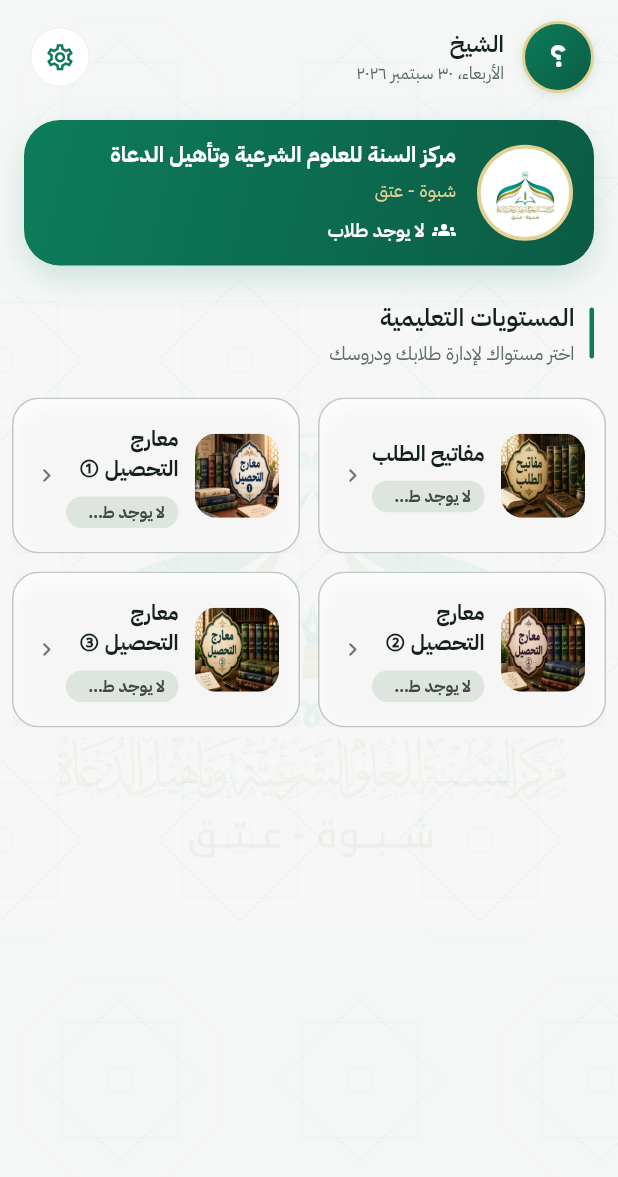
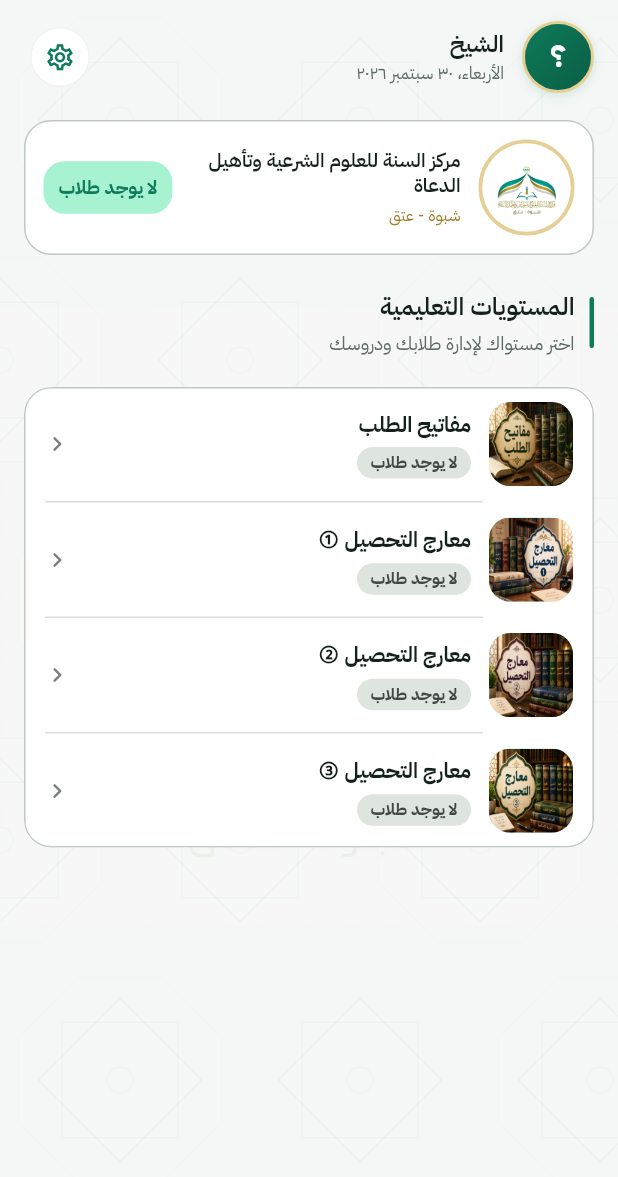
Before and after one commit to pinoped775c4-dev/markaz-alsunnah-app, a Flutter app: the TeacherHomeScreen screen opened directly, on a phone screen of 412 x 824 dp. Shown: the top 1177 px of the screen. Run offline on Flutter 3.47's test engine with Material 3 defaults, Android fonts, the phone set to English and light mode, and no system bars; our stand-ins replace cloud_firestore, firebase_auth, firebase_core, fl_chart, image_picker, shared_preferences; accounts and stored records are empty.

Commit message:
[web-only] Replace section grids with flat navigation lists
Co-authored-by: arena-agent <297053741+arena-agent@users.noreply.github.com>

```diff
--- a/lib/screens/admin/reports_screen.dart
+++ b/lib/screens/admin/reports_screen.dart
@@ -133,7 +133,7 @@ class _TeachersReportsTab extends StatelessWidget {
           subtitle: 'اضغط على قسم لعرض معلميه وتقاريرهم اليومية',
         ),
         const SizedBox(height: 4),
-        SectionItemGrid(
+        SectionItemList(
           items: [
             for (final pathway in pathways)
               _PathwayReportItem(
@@ -177,7 +177,7 @@ class _StudentsReportsTab extends StatelessWidget {
           subtitle: 'اضغط على قسم لعرض طلاب المعلم المسؤول وتقاريرهم',
         ),
         const SizedBox(height: 4),
-        SectionItemGrid(
+        SectionItemList(
           items: [
             for (final pathway in pathways)
               _PathwayReportItem(
@@ -229,13 +229,10 @@ class _PathwayReportItem extends StatelessWidget {
     final scheme = theme.colorScheme;
     final imageAsset = AppConstants.pathwayImageAsset(pathway.id);
     final accent = pathway.id == 'quran' ? AppColors.gold : scheme.primary;
-    final radius = BorderRadius.circular(AppRadius.lg);
 
     return Material(
-      color: scheme.surface,
-      borderRadius: radius,
+      color: Colors.transparent,
       child: InkWell(
-        borderRadius: radius,
         onTap: onTap ??
             () => Navigator.push(
               context,
@@ -247,13 +244,8 @@ class _PathwayReportItem extends StatelessWidget {
                 ),
               ),
             ),
-        child: Ink(
-          decoration: BoxDecoration(
-            borderRadius: radius,
-            border: Border.all(color: scheme.outlineVariant),
-          ),
         child: Padding(
-            padding: const EdgeInsets.all(12),
+          padding: const EdgeInsetsDirectional.fromSTEB(14, 10, 12, 10),
           child: Row(
             children: [
               Container(
@@ -274,7 +266,7 @@ class _PathwayReportItem extends StatelessWidget {
                         errorBuilder: (_, __, ___) => _fallback(accent),
                       ),
               ),
-                const SizedBox(width: 10),
+              const SizedBox(width: 12),
               Expanded(
                 child: Column(
                   mainAxisAlignment: MainAxisAlignment.center,
@@ -285,24 +277,24 @@ class _PathwayReportItem extends StatelessWidget {
                       maxLines: 1,
                       overflow: TextOverflow.ellipsis,
                       style: theme.textTheme.titleSmall?.copyWith(
-                          fontSize: 13,
+                        fontSize: 14,
                         fontWeight: FontWeight.w700,
                       ),
                     ),
-                      const SizedBox(height: 5),
+                    const SizedBox(height: 4),
                     Text(
                       subtitle,
                       maxLines: 1,
                       overflow: TextOverflow.ellipsis,
                       style: theme.textTheme.bodySmall?.copyWith(
-                          fontSize: 10.5,
+                        fontSize: 11,
                         color: scheme.onSurfaceVariant,
                       ),
                     ),
                   ],
                 ),
               ),
-                const SizedBox(width: 4),
+              const SizedBox(width: 10),
               Icon(
                 Directionality.of(context) == ui.TextDirection.rtl
                     ? Icons.chevron_left_rounded
@@ -311,7 +303,6 @@ class _PathwayReportItem extends StatelessWidget {
                 size: 20,
               ),
             ],
-            ),
           ),
         ),
       ),
--- a/lib/screens/teacher/students_section_screen.dart
+++ b/lib/screens/teacher/students_section_screen.dart
@@ -11,7 +11,7 @@ import '../../widgets/pathway_circle_item.dart';
 import 'pathway_detail_screen.dart';
 
 /// قسم "الطلاب" في حساب المشرف:
-/// متابعة المستويات التعليمية ببطاقات شبكية؛ النقر يفتح تفاصيل المستوى.
+/// متابعة المستويات التعليمية بقائمة واضحة؛ النقر يفتح تفاصيل المستوى.
 class StudentsSectionScreen extends StatelessWidget {
   const StudentsSectionScreen({super.key});
 
@@ -39,7 +39,7 @@ class StudentsSectionScreen extends StatelessWidget {
                 physics: const AlwaysScrollableScrollPhysics(),
                 padding: const EdgeInsets.fromLTRB(16, 10, 16, 24),
                 children: [
-                  // شعار المركز
+                  // شعار المركز والهوية كما هي.
                   const Padding(
                     padding: EdgeInsets.only(top: 10),
                     child: Center(child: CircularLogo(size: 96)),
@@ -76,8 +76,8 @@ class StudentsSectionScreen extends StatelessWidget {
                     subtitle: 'اختر مستوى لمتابعة طلابه ودروسه',
                   ),
 
-                  // بطاقات المستويات — عمودان على الهاتف وثلاثة على الشاشة العريضة.
-                  SectionItemGrid(
+                  // قائمة المستويات: صف واضح لكل مستوى مع عدد طلابه.
+                  SectionItemList(
                     items: [
                       for (final pathway in circlePathways)
                         CircleSectionItem(
--- a/lib/screens/teacher/teacher_account_screen.dart
+++ b/lib/screens/teacher/teacher_account_screen.dart
@@ -160,11 +160,11 @@ class TeacherAccountScreen extends StatelessWidget {
                   ),
                 ),
 
-                // ===== بطاقات المستويات التعليمية =====
+                // ===== قائمة المستويات التعليمية =====
                 SliverToBoxAdapter(
                   child: Padding(
-                    padding: const EdgeInsets.fromLTRB(8, 6, 8, 4),
-                    child: SectionItemGrid(
+                    padding: const EdgeInsets.fromLTRB(16, 6, 16, 4),
+                    child: SectionItemList(
                       items: [
                         for (final pathway in circlePathways)
                           CircleSectionItem(
--- a/lib/screens/teacher/teacher_home_screen.dart
+++ b/lib/screens/teacher/teacher_home_screen.dart
@@ -17,7 +17,7 @@ import 'pathway_detail_screen.dart';
 import 'students_section_screen.dart';
 import 'teachers_section_screen.dart';
 
-/// لوحة المعلم: تحية باسم المعلم + بطاقة هوية المركز + شبكة بطاقات للمستويات.
+/// لوحة المعلم: تحية باسم المعلم + ملخص بسيط + قائمة مسارات تعليمية.
 ///
 /// حساب المشرف (معلم المتون والأوراد المخصص من الإدارة) يختلف:
 /// يعرض بطاقتي "المعلمون" للدخول في حساب أي معلم، و"الطلاب" للمتابعة.
@@ -122,78 +122,94 @@ class TeacherHomeScreen extends StatelessWidget {
                         ),
                       ),
 
-                      // بطاقة ترحيب مختصرة تجمع هوية المركز وإجمالي الطلاب.
+                      // ترويسة هادئة للمركز مع ملخص العدد دون خلفية متدرجة.
                       SliverToBoxAdapter(
                         child: Padding(
                           padding: const EdgeInsets.fromLTRB(16, 18, 16, 0),
-                          child: Container(
-                            padding: const EdgeInsets.all(14),
+                          child: Builder(
+                            builder: (context) {
+                              final theme = Theme.of(context);
+                              final scheme = theme.colorScheme;
+                              return Container(
+                                padding: const EdgeInsets.all(12),
                                 decoration: BoxDecoration(
-                              gradient: AppColors.primaryGradient,
-                              borderRadius: BorderRadius.circular(AppRadius.xl),
-                              boxShadow: [
-                                BoxShadow(
-                                  color: AppColors.primary.withValues(alpha: 0.18),
-                                  blurRadius: 18,
-                                  offset: const Offset(0, 8),
+                                  color: scheme.surface,
+                                  borderRadius:
+                                      BorderRadius.circular(AppRadius.lg),
+                                  border: Border.all(
+                                    color: scheme.outlineVariant,
                                   ),
-                              ],
                                 ),
                                 child: Row(
                                   children: [
-                                const CircularLogo(size: 64, elevated: false),
-                                const SizedBox(width: 14),
+                                    const CircularLogo(
+                                      size: 64,
+                                      elevated: false,
+                                    ),
+                                    const SizedBox(width: 12),
                                     Expanded(
                                       child: Column(
-                                    crossAxisAlignment: CrossAxisAlignment.start,
+                                        crossAxisAlignment:
+                                            CrossAxisAlignment.start,
                                         children: [
                                           Text(
                                             AppConstants.centerName,
                                             maxLines: 2,
                                             overflow: TextOverflow.ellipsis,
-                                        style: Theme.of(context)
-                                            .textTheme
-                                            .titleSmall
+                                            style: theme.textTheme.titleSmall
                                                 ?.copyWith(
-                                              color: Colors.white,
-                                              fontWeight: FontWeight.w700,
+                                              fontSize: 13,
                                               height: 1.3,
                                             ),
                                           ),
-                                      const SizedBox(height: 4),
+                                          const SizedBox(height: 3),
                                           Text(
                                             AppConstants.centerLocation,
-                                        style: Theme.of(context)
-                                            .textTheme
-                                            .bodySmall
-                                            ?.copyWith(color: AppColors.goldSoft),
-                                      ),
-                                      const SizedBox(height: 8),
-                                      Row(
-                                        children: [
-                                          const Icon(
-                                            Icons.groups_rounded,
-                                            size: 16,
-                                            color: Colors.white,
-                                          ),
-                                          const SizedBox(width: 5),
-                                          Text(
-                                            studentsCountLabel(totalStudents),
-                                            style: Theme.of(context)
-                                                .textTheme
-                                                .bodySmall
+                                            style: theme.textTheme.bodySmall
                                                 ?.copyWith(
-                                                  color: Colors.white,
-                                                  fontWeight: FontWeight.w600,
+                                              color: scheme.brightness ==
+                                                      Brightness.dark
+                                                  ? AppColors.goldSoft
+                                                  : AppColors.goldDark,
+                                              fontSize: 11,
                                             ),
                                           ),
                                         ],
                                       ),
-                                    ],
+                                    ),
+                                    const SizedBox(width: 10),
+                                    Container(
+                                      padding: const EdgeInsets.symmetric(
+                                        horizontal: 10,
+                                        vertical: 8,
+                                      ),
+                                      decoration: BoxDecoration(
+                                        color: scheme.primaryContainer,
+                                        borderRadius: BorderRadius.circular(
+                                          AppRadius.md,
+                                        ),
+                                      ),
+                                      child: ConstrainedBox(
+                                        constraints: const BoxConstraints(
+                                          maxWidth: 112,
+                                        ),
+                                        child: Text(
+                                          studentsCountLabel(totalStudents),
+                                          maxLines: 1,
+                                          overflow: TextOverflow.ellipsis,
+                                          textAlign: TextAlign.center,
+                                          style: theme.textTheme.bodySmall
+                                              ?.copyWith(
+                                            color: scheme.primary,
+                                            fontWeight: FontWeight.w700,
+                                          ),
+                                        ),
                                       ),
                                     ),
                                   ],
                                 ),
+                              );
+                            },
                           ),
                         ),
                       ),
@@ -214,8 +230,8 @@ class TeacherHomeScreen extends StatelessWidget {
                         SliverToBoxAdapter(
                           child: Padding(
                             padding:
-                                const EdgeInsets.fromLTRB(8, 6, 8, 4),
-                            child: SectionItemGrid(
+                                const EdgeInsets.fromLTRB(16, 6, 16, 4),
+                            child: SectionItemList(
                               items: [
                                 CircleSectionItem(
                                   imageAsset: AppConstants.teachersSectionAsset,
@@ -263,8 +279,8 @@ class TeacherHomeScreen extends StatelessWidget {
                         SliverToBoxAdapter(
                           child: Padding(
                             padding:
-                                const EdgeInsets.fromLTRB(8, 6, 8, 4),
-                            child: SectionItemGrid(
+                                const EdgeInsets.fromLTRB(16, 6, 16, 4),
+                            child: SectionItemList(
                               items: [
                                 for (final pathway in circlePathways)
                                   CircleSectionItem(
--- a/lib/widgets/pathway_circle_item.dart
+++ b/lib/widgets/pathway_circle_item.dart
@@ -4,7 +4,7 @@ import 'package:flutter/material.dart';
 
 import '../core/theme.dart';
 
-/// شارة عدد صغيرة — تظل واضحة في الوضعين الفاتح والداكن.
+/// شارة عدد صغيرة وواضحة في الوضعين الفاتح والداكن.
 class CountBadge extends StatelessWidget {
   final String text;
   final bool active;
@@ -56,8 +56,7 @@ class CountBadge extends StatelessWidget {
   }
 }
 
-/// بطاقة قسم تفاعلية بدل الأيقونة الدائرية الصغيرة.
-/// تتشاركها لوحات المعلم والمشرف حتى يبقى شكل الأقسام موحدًا.
+/// صف تنقل مسطّح للمستوى أو القسم؛ متعمد أن يكون أخف من البطاقات المرتفعة.
 class CircleSectionItem extends StatefulWidget {
   final String? imageAsset;
   final String label;
@@ -88,38 +87,21 @@ class _CircleSectionItemState extends State<CircleSectionItem> {
     final theme = Theme.of(context);
     final scheme = theme.colorScheme;
     final accent = widget.isGold ? AppColors.gold : scheme.primary;
-    final radius = BorderRadius.circular(AppRadius.lg);
 
     return AnimatedScale(
-      scale: _isPressed ? 0.985 : 1,
-      duration: const Duration(milliseconds: 130),
+      scale: _isPressed ? 0.99 : 1,
+      duration: const Duration(milliseconds: 120),
       curve: Curves.easeOutCubic,
       child: Material(
-        color: scheme.surface,
-        borderRadius: radius,
+        color: Colors.transparent,
         child: InkWell(
           onTap: widget.onTap,
           onHighlightChanged: (pressed) {
             if (_isPressed != pressed) setState(() => _isPressed = pressed);
           },
-          borderRadius: radius,
-          splashColor: accent.withValues(alpha: 0.08),
-          child: Ink(
-            decoration: BoxDecoration(
-              borderRadius: radius,
-              border: Border.all(color: scheme.outlineVariant),
-              boxShadow: [
-                BoxShadow(
-                  color: Colors.black.withValues(
-                    alpha: scheme.brightness == Brightness.dark ? 0.08 : 0.035,
-                  ),
-                  blurRadius: 14,
-                  offset: const Offset(0, 5),
-                ),
-              ],
-            ),
+          splashColor: accent.withValues(alpha: 0.07),
           child: Padding(
-              padding: const EdgeInsets.all(13),
+            padding: const EdgeInsetsDirectional.fromSTEB(14, 10, 12, 10),
             child: Row(
               children: [
                 _SectionImage(
@@ -128,7 +110,7 @@ class _CircleSectionItemState extends State<CircleSectionItem> {
                   isGold: widget.isGold,
                   fallbackIcon: widget.fallbackIcon,
                 ),
-                  const SizedBox(width: 11),
+                const SizedBox(width: 12),
                 Expanded(
                   child: Column(
                     mainAxisAlignment: MainAxisAlignment.center,
@@ -136,7 +118,7 @@ class _CircleSectionItemState extends State<CircleSectionItem> {
                     children: [
                       Text(
                         widget.label,
-                          maxLines: 2,
+                        maxLines: 1,
                         overflow: TextOverflow.ellipsis,
                         style: theme.textTheme.titleSmall?.copyWith(
                           fontSize: 14,
@@ -144,7 +126,7 @@ class _CircleSectionItemState extends State<CircleSectionItem> {
                         ),
                       ),
                       if (widget.badge != null) ...[
-                          const SizedBox(height: 8),
+                        const SizedBox(height: 5),
                         Align(
                           alignment: AlignmentDirectional.centerStart,
                           child: widget.badge!,
@@ -153,16 +135,15 @@ class _CircleSectionItemState extends State<CircleSectionItem> {
                     ],
                   ),
                 ),
-                  const SizedBox(width: 4),
+                const SizedBox(width: 10),
                 Icon(
                   Directionality.of(context) == ui.TextDirection.rtl
                       ? Icons.chevron_left_rounded
                       : Icons.chevron_right_rounded,
-                    size: 18,
-                    color: scheme.onSurfaceVariant.withValues(alpha: 0.75),
+                  size: 20,
+                  color: scheme.onSurfaceVariant.withValues(alpha: 0.7),
                 ),
               ],
-              ),
             ),
           ),
         ),
@@ -171,31 +152,46 @@ class _CircleSectionItemState extends State<CircleSectionItem> {
   }
 }
 
-/// شبكة متجاوبة للبطاقات؛ عمودان على الهاتف وثلاثة على الشاشات العريضة.
-class SectionItemGrid extends StatelessWidget {
+/// قائمة أقسام موحدة بفواصل هادئة بدل شبكة البطاقات.
+class SectionItemList extends StatelessWidget {
   final List<Widget> items;
 
-  const SectionItemGrid({super.key, required this.items});
+  const SectionItemList({super.key, required this.items});
 
   @override
   Widget build(BuildContext context) {
-    return LayoutBuilder(
-      builder: (context, constraints) {
-        final columns = constraints.maxWidth >= 720 ? 3 : 2;
-        return GridView.builder(
-          shrinkWrap: true,
-          physics: const NeverScrollableScrollPhysics(),
-          padding: EdgeInsets.zero,
-          itemCount: items.length,
-          gridDelegate: SliverGridDelegateWithFixedCrossAxisCount(
-            crossAxisCount: columns,
-            crossAxisSpacing: 12,
-            mainAxisSpacing: 12,
-            mainAxisExtent: 104,
+    final scheme = Theme.of(context).colorScheme;
+    return Align(
+      alignment: Alignment.topCenter,
+      child: ConstrainedBox(
+        constraints: const BoxConstraints(maxWidth: 760),
+        child: ClipRRect(
+          borderRadius: BorderRadius.circular(AppRadius.lg),
+          child: DecoratedBox(
+            decoration: BoxDecoration(
+              color: scheme.surface,
+              border: Border.all(color: scheme.outlineVariant),
+              borderRadius: BorderRadius.circular(AppRadius.lg),
             ),
-          itemBuilder: (context, index) => items[index],
-        );
-      },
+            child: Column(
+              mainAxisSize: MainAxisSize.min,
+              children: [
+                for (var index = 0; index < items.length; index++) ...[
+                  items[index],
+                  if (index != items.length - 1)
+                    Divider(
+                      height: 1,
+                      thickness: 1,
+                      indent: 74,
+                      endIndent: 14,
+                      color: scheme.outlineVariant.withValues(alpha: 0.6),
+                    ),
+                ],
+              ],
+            ),
+          ),
+        ),
+      ),
     );
   }
 }
@@ -222,13 +218,11 @@ class _SectionImage extends StatelessWidget {
             alpha: scheme.brightness == Brightness.dark ? 0.18 : 0.12,
           )
         : scheme.primaryContainer;
+
     return Container(
       width: 56,
       height: 56,
-      decoration: BoxDecoration(
-        color: surface,
-        borderRadius: radius,
-      ),
+      decoration: BoxDecoration(color: surface, borderRadius: radius),
       child: ClipRRect(
         borderRadius: radius,
         child: imageAsset == null
```
Lines whose indentation alone changed are shown as unchanged.
